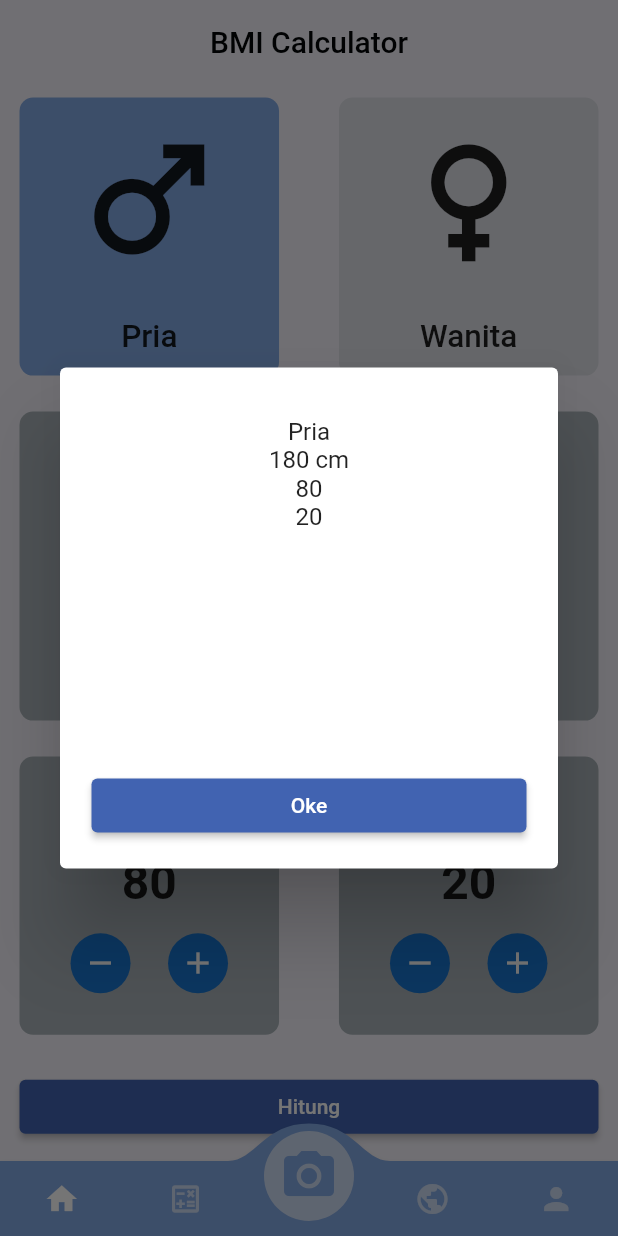
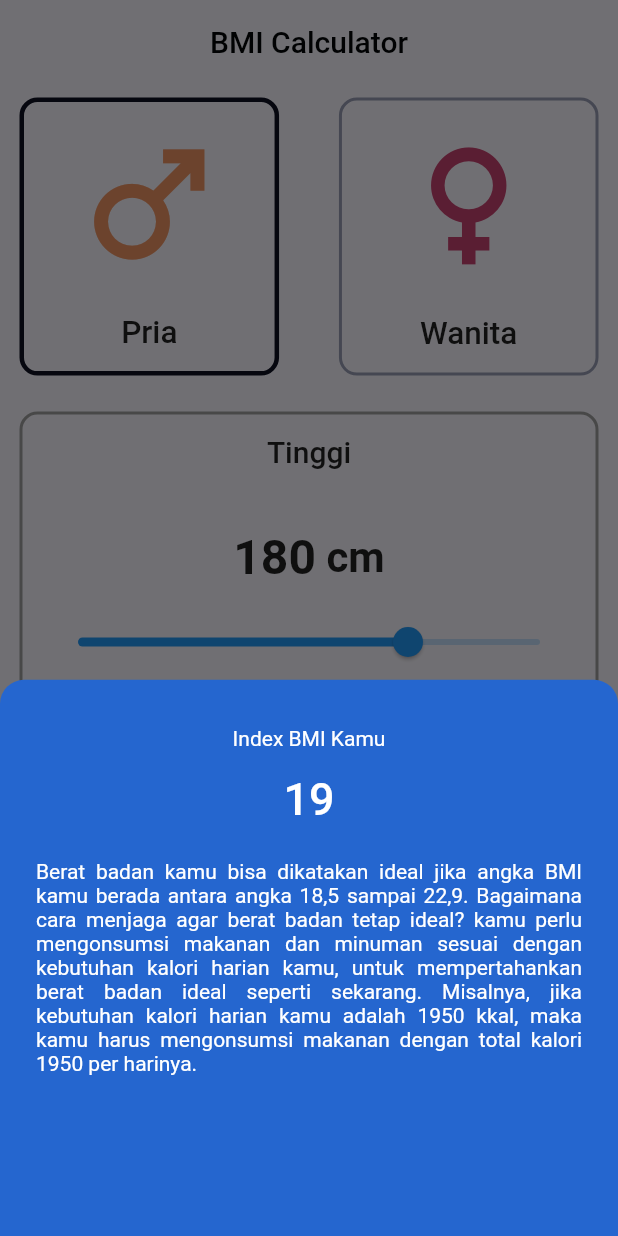
Before and after one commit to ali-susanto/kaloriku, a Flutter app: the screen it shows after launch, after a tap on "Hitung", on a phone screen of 412 x 824 dp. Run offline on Flutter 3.47's test engine with Material 2 defaults, Android fonts, the phone set to English and light mode, and no system bars; drawn by our look-alikes of convex_bottom_bar; our stand-ins replace flutter_svg.

Commit message:
add function to count bmi

```diff
--- a/lib/screen/calculator/calculator_screen.dart
+++ b/lib/screen/calculator/calculator_screen.dart
@@ -1,3 +1,5 @@
+import 'dart:math';
+
 import 'package:flutter/material.dart';
 import 'package:flutter_svg/flutter_svg.dart';
 import 'package:kaloriku/components/bottom_navbar.dart';
@@ -14,7 +16,7 @@ class _CalculatorScreenState extends State<CalculatorScreen> {
   var _selectedPage = ['/scan', '/calculator'];
   bool isMale = true;
   double height = 180;
-  int weight = 80;
+  int weight = 60;
   int age = 20;
 
   @override
@@ -48,10 +50,13 @@ class _CalculatorScreenState extends State<CalculatorScreen> {
                         height: size.width * 0.45,
                         width: size.width * 0.42,
                         decoration: BoxDecoration(
+                            color: kWhiteColor,
+                            border: Border.all(
+                                width: isMale ? 3 : 2,
                                 color: isMale
-                                ? kSecondaryBlue
-                                : kGreyColor.withOpacity(0.3),
-                            borderRadius: BorderRadius.circular(9)),
+                                    ? const Color(0xFF0c0f21)
+                                    : const Color(0xFF969bb2)),
+                            borderRadius: BorderRadius.circular(12)),
                         child: Padding(
                           padding: const EdgeInsets.all(13.0),
                           child: Column(
@@ -60,6 +65,7 @@ class _CalculatorScreenState extends State<CalculatorScreen> {
                               Icon(
                                 Icons.male,
                                 size: 110,
+                                color: Color(0xFFeb9161),
                               ),
                               Spacer(),
                               Text(
@@ -82,10 +88,13 @@ class _CalculatorScreenState extends State<CalculatorScreen> {
                         height: size.width * 0.45,
                         width: size.width * 0.42,
                         decoration: BoxDecoration(
+                            color: kWhiteColor,
+                            border: Border.all(
+                                width: isMale ? 2 : 3,
                                 color: isMale
-                                ? kGreyColor.withOpacity(0.3)
-                                : kSecondaryBlue,
-                            borderRadius: BorderRadius.circular(9)),
+                                    ? const Color(0xFF969bb2)
+                                    : const Color(0xFF0c0f21)),
+                            borderRadius: BorderRadius.circular(12)),
                         child: Padding(
                           padding: const EdgeInsets.all(13.0),
                           child: Column(
@@ -94,6 +103,7 @@ class _CalculatorScreenState extends State<CalculatorScreen> {
                               Icon(
                                 Icons.female,
                                 size: 110,
+                                color: Color(0xFFc5416f),
                               ),
                               Spacer(),
                               Text(
@@ -113,8 +123,9 @@ class _CalculatorScreenState extends State<CalculatorScreen> {
                   height: size.width * 0.5,
                   width: size.width,
                   decoration: BoxDecoration(
-                      color: kGreyColor,
-                      borderRadius: BorderRadius.circular(9)),
+                      color: kWhiteColor,
+                      border: Border.all(width: 2, color: Colors.grey),
+                      borderRadius: BorderRadius.circular(12)),
                   child: Padding(
                     padding: const EdgeInsets.all(13),
                     child: Column(
@@ -167,8 +178,9 @@ class _CalculatorScreenState extends State<CalculatorScreen> {
                       height: size.width * 0.45,
                       width: size.width * 0.42,
                       decoration: BoxDecoration(
-                          color: kGreyColor,
-                          borderRadius: BorderRadius.circular(9)),
+                          color: kWhiteColor,
+                          border: Border.all(width: 2, color: Colors.grey),
+                          borderRadius: BorderRadius.circular(12)),
                       child: Padding(
                         padding: const EdgeInsets.all(13),
                         child: Column(
@@ -220,8 +232,9 @@ class _CalculatorScreenState extends State<CalculatorScreen> {
                       height: size.width * 0.45,
                       width: size.width * 0.42,
                       decoration: BoxDecoration(
-                          color: kGreyColor,
-                          borderRadius: BorderRadius.circular(9)),
+                          color: kWhiteColor,
+                          border: Border.all(width: 2, color: Colors.grey),
+                          borderRadius: BorderRadius.circular(12)),
                       child: Padding(
                         padding: const EdgeInsets.all(13),
                         child: Column(
@@ -278,42 +291,49 @@ class _CalculatorScreenState extends State<CalculatorScreen> {
                     width: size.width,
                     child: ElevatedButton(
                         onPressed: () {
-                          showDialog(
+                          double result = weight / pow(height / 100, 2);
+                          showModalBottomSheet(
+                            backgroundColor: const Color(0xFF2566cf),
+                            shape: const RoundedRectangleBorder(
+                                borderRadius: BorderRadius.only(
+                                    topLeft: Radius.circular(16),
+                                    topRight: Radius.circular(16))),
                             context: context,
-                            builder: (context) => AlertDialog(
-                              content: SizedBox(
-                                height: size.width * 0.5,
-                                width: size.width * 0.8,
+                            builder: (context) => SizedBox(
+                              height: size.height * 0.45,
                               child: Padding(
-                                  padding: const EdgeInsets.all(13),
+                                padding: const EdgeInsets.all(16),
                                 child: Column(
                                   children: [
-                                      Text(isMale ? 'Pria' : 'Wanita'),
-                                      Text('${height.round()} cm'),
-                                      Text(weight.toString()),
-                                      Text(age.toString()),
+                                    const SizedBox(
+                                      height: 15,
+                                    ),
+                                    const Text('Index BMI Kamu',
+                                        style: TextStyle(color: Colors.white)),
+                                    const SizedBox(
+                                      height: 15,
+                                    ),
+                                    Text(
+                                      "${result.round()}",
+                                      style: const TextStyle(
+                                          color: Colors.white,
+                                          fontSize: 30,
+                                          fontWeight: FontWeight.w500),
+                                    ),
+                                    const SizedBox(
+                                      height: 15,
+                                    ),
+                                    const Padding(
+                                      padding: EdgeInsets.all(8.0),
+                                      child: Text(
+                                        'Berat badan kamu bisa dikatakan ideal jika angka BMI kamu berada antara angka 18,5 sampai 22,9. Bagaimana cara menjaga agar berat badan tetap ideal? kamu perlu mengonsumsi makanan dan minuman sesuai dengan kebutuhan kalori harian kamu, untuk mempertahankan berat badan ideal seperti sekarang. Misalnya, jika kebutuhan kalori harian kamu adalah 1950 kkal, maka kamu harus mengonsumsi makanan dengan total kalori 1950 per harinya.',
+                                        style: TextStyle(color: Colors.white),
+                                        textAlign: TextAlign.justify,
+                                      ),
+                                    )
                                   ],
                                 ),
                               ),
-                              ),
-                              actions: [
-                                Padding(
-                                  padding: const EdgeInsets.symmetric(
-                                      vertical: 10, horizontal: 13),
-                                  child: Center(
-                                    child: SizedBox(
-                                      width: size.width,
-                                      child: ElevatedButton(
-                                          onPressed: () {
-                                            Navigator.pop(context);
-                                          },
-                                          style: ElevatedButton.styleFrom(
-                                              primary: kPrimaryBlue),
-                                          child: const Text('Oke')),
-                                    ),
-                                  ),
-                                )
-                              ],
                             ),
                           );
                         },
```
Lines whose indentation alone changed are shown as unchanged.
